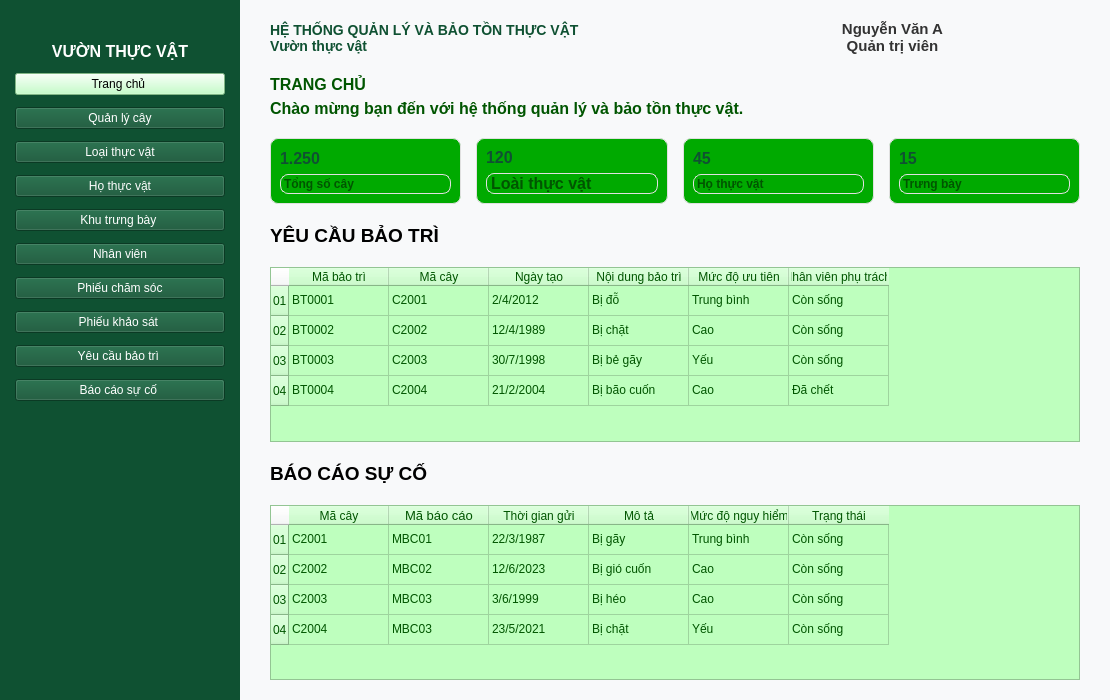
The window that CSDL_doan/chinh(2).ui (chammtnk25411/CSDL_QLCX) describes before a commit, drawn with Qt 5.
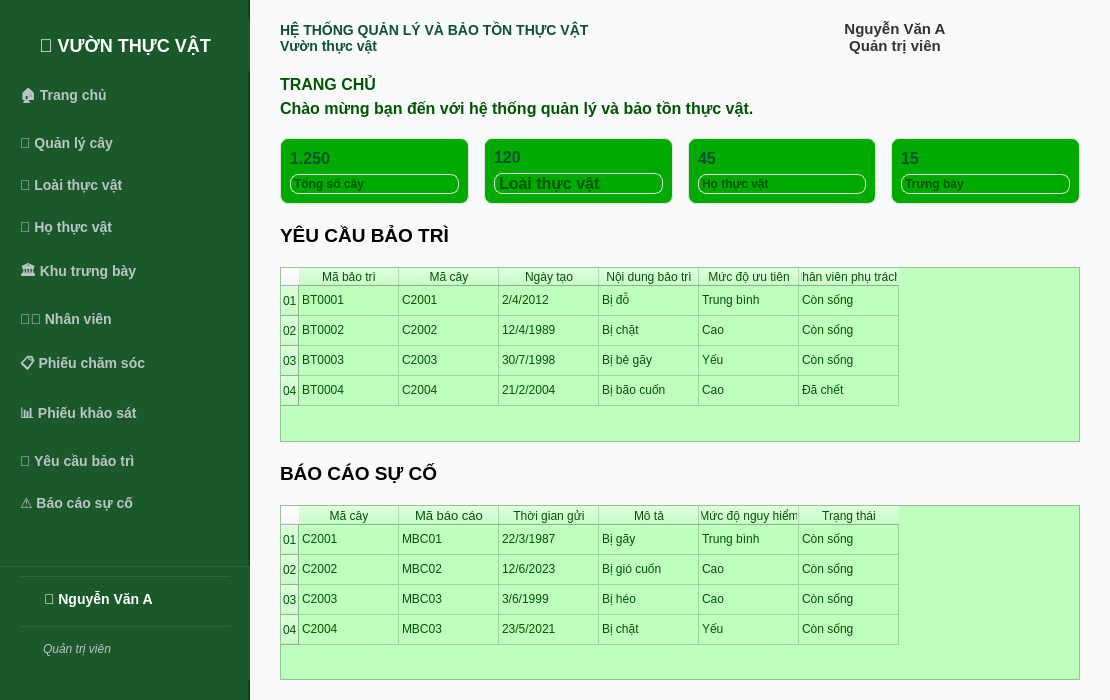
The same window after the commit. Icons and pictures are not drawn.

Diff of the .ui file:
```diff
--- a/CSDL_doan/chinh(2).ui
+++ b/CSDL_doan/chinh(2).ui
@@ -37,63 +37,42 @@
      <widget class="QWidget" name="sidebar" native="true">
       <property name="minimumSize">
        <size>
-        <width>240</width>
+        <width>250</width>
         <height>0</height>
        </size>
       </property>
       <property name="maximumSize">
        <size>
-        <width>240</width>
+        <width>250</width>
         <height>16777215</height>
        </size>
       </property>
       <property name="styleSheet">
-       <string notr="true">background-color: #0F5132; color: white;</string>
+       <string notr="true">QWidget#sidebar { background-color: #1a5a2a; border-right: 2px solid #0a4a1a; }</string>
       </property>
       <layout class="QVBoxLayout" name="sidebarLayout" stretch="0,0,0,0,0,0,0,0,0,0,0,0,1">
        <property name="spacing">
-        <number>12</number>
+        <number>2</number>
        </property>
        <property name="leftMargin">
-        <number>15</number>
+        <number>0</number>
        </property>
        <property name="topMargin">
-        <number>30</number>
+        <number>20</number>
        </property>
        <property name="rightMargin">
-        <number>15</number>
+        <number>0</number>
        </property>
        <property name="bottomMargin">
-        <number>30</number>
+        <number>20</number>
        </property>
-       <item>
-        <widget class="QFrame" name="frame">
-         <property name="frameShape">
-          <enum>QFrame::StyledPanel</enum>
-         </property>
-         <property name="frameShadow">
-          <enum>QFrame::Raised</enum>
-         </property>
-        </widget>
-       </item>
        <item>
         <widget class="QLabel" name="logoLabel">
-         <property name="font">
-          <font>
-           <family>MS Shell Dlg 2</family>
-           <pointsize>12</pointsize>
-           <weight>75</weight>
-           <italic>false</italic>
-           <bold>true</bold>
-          </font>
-         </property>
          <property name="styleSheet">
-          <string notr="true">color: rgb(255, 255, 255);
-font: 12pt &quot;MS Shell Dlg 2&quot;;
-font-weight: bold;</string>
+          <string>font-size: 18px; font-weight: bold; color: #ffffff; padding: 15px 0; background-color: #1a5a2a;</string>
          </property>
          <property name="text">
-          <string>VƯỜN THỰC VẬT</string>
+          <string>🌿 VƯỜN THỰC VẬT</string>
          </property>
          <property name="alignment">
           <set>Qt::AlignCenter</set>
@@ -103,102 +82,130 @@
        <item>
         <widget class="QPushButton" name="pushButton_10">
          <property name="styleSheet">
-          <string notr="true">font: 11pt &quot;MS Shell Dlg 2&quot;;
-color: rgb(0, 0, 0);
-background-color: rgb(181, 255, 186);</string>
+          <string>QPushButton { text-align: left; padding: 12px 20px; background-color: transparent; color: #bdc3c7; border: none; border-radius: 0px; font-size: 14px; font-weight: bold; } QPushButton:hover { background-color: #2a6a3a; color: white; } QPushButton:checked { background-color: #2a6a3a; color: #ffffff; border-left: 4px solid #ffffff; }</string>
          </property>
          <property name="text">
-          <string>Trang chủ </string>
+          <string>🏠 Trang chủ</string>
+         </property>
+         <property name="checkable">
+          <bool>true</bool>
          </property>
         </widget>
        </item>
        <item>
         <widget class="QPushButton" name="pushButton_2">
          <property name="styleSheet">
-          <string notr="true">font: 11pt &quot;MS Shell Dlg 2&quot;;</string>
+          <string>QPushButton { text-align: left; padding: 12px 20px; background-color: transparent; color: #bdc3c7; border: none; border-radius: 0px; font-size: 14px; font-weight: bold; } QPushButton:hover { background-color: #2a6a3a; color: white; } QPushButton:checked { background-color: #2a6a3a; color: #ffffff; border-left: 4px solid #ffffff; }</string>
          </property>
          <property name="text">
-          <string>Quản lý cây</string>
+          <string>🌳 Quản lý cây</string>
+         </property>
+         <property name="checkable">
+          <bool>true</bool>
          </property>
         </widget>
        </item>
        <item>
         <widget class="QPushButton" name="pushButton_3">
          <property name="styleSheet">
-          <string notr="true">font: 11pt &quot;MS Shell Dlg 2&quot;;</string>
+          <string>QPushButton { text-align: left; padding: 12px 20px; background-color: transparent; color: #bdc3c7; border: none; border-radius: 0px; font-size: 14px; font-weight: bold; } QPushButton:hover { background-color: #2a6a3a; color: white; } QPushButton:checked { background-color: #2a6a3a; color: #ffffff; border-left: 4px solid #ffffff; }</string>
          </property>
          <property name="text">
-          <string>Loại thực vật</string>
+          <string>🌿 Loài thực vật</string>
+         </property>
+         <property name="checkable">
+          <bool>true</bool>
          </property>
         </widget>
        </item>
        <item>
         <widget class="QPushButton" name="pushButton_4">
          <property name="styleSheet">
-          <string notr="true">font: 11pt &quot;MS Shell Dlg 2&quot;;</string>
+          <string>QPushButton { text-align: left; padding: 12px 20px; background-color: transparent; color: #bdc3c7; border: none; border-radius: 0px; font-size: 14px; font-weight: bold; } QPushButton:hover { background-color: #2a6a3a; color: white; } QPushButton:checked { background-color: #2a6a3a; color: #ffffff; border-left: 4px solid #ffffff; }</string>
          </property>
          <property name="text">
-          <string>Họ thực vật</string>
+          <string>🌺 Họ thực vật</string>
+         </property>
+         <property name="checkable">
+          <bool>true</bool>
          </property>
         </widget>
        </item>
        <item>
         <widget class="QPushButton" name="pushButton_5">
          <property name="styleSheet">
-          <string notr="true">font: 11pt &quot;MS Shell Dlg 2&quot;;</string>
+          <string>QPushButton { text-align: left; padding: 12px 20px; background-color: transparent; color: #bdc3c7; border: none; border-radius: 0px; font-size: 14px; font-weight: bold; } QPushButton:hover { background-color: #2a6a3a; color: white; } QPushButton:checked { background-color: #2a6a3a; color: #ffffff; border-left: 4px solid #ffffff; }</string>
          </property>
          <property name="text">
-          <string>Khu trưng bày </string>
+          <string>🏛️ Khu trưng bày</string>
+         </property>
+         <property name="checkable">
+          <bool>true</bool>
          </property>
         </widget>
        </item>
        <item>
         <widget class="QPushButton" name="pushButton_6">
          <property name="styleSheet">
-          <string notr="true">font: 11pt &quot;MS Shell Dlg 2&quot;;</string>
+          <string>QPushButton { text-align: left; padding: 12px 20px; background-color: transparent; color: #bdc3c7; border: none; border-radius: 0px; font-size: 14px; font-weight: bold; } QPushButton:hover { background-color: #2a6a3a; color: white; } QPushButton:checked { background-color: #2a6a3a; color: #ffffff; border-left: 4px solid #ffffff; }</string>
          </property>
          <property name="text">
-          <string>Nhân viên</string>
+          <string>👨‍🌾 Nhân viên</string>
+         </property>
+         <property name="checkable">
+          <bool>true</bool>
          </property>
         </widget>
        </item>
        <item>
         <widget class="QPushButton" name="pushButton">
          <property name="styleSheet">
-          <string notr="true">font: 11pt &quot;MS Shell Dlg 2&quot;;</string>
+          <string>QPushButton { text-align: left; padding: 12px 20px; background-color: transparent; color: #bdc3c7; border: none; border-radius: 0px; font-size: 14px; font-weight: bold; } QPushButton:hover { background-color: #2a6a3a; color: white; } QPushButton:checked { background-color: #2a6a3a; color: #ffffff; border-left: 4px solid #ffffff; }</string>
          </property>
          <property name="text">
-          <string>Phiếu chăm sóc</string>
+          <string>📋 Phiếu chăm sóc</string>
+         </property>
+         <property name="checkable">
+          <bool>true</bool>
          </property>
         </widget>
        </item>
        <item>
         <widget class="QPushButton" name="pushButton_7">
          <property name="styleSheet">
-          <string notr="true">font: 11pt &quot;MS Shell Dlg 2&quot;;</string>
+          <string>QPushButton { text-align: left; padding: 12px 20px; background-color: transparent; color: #bdc3c7; border: none; border-radius: 0px; font-size: 14px; font-weight: bold; } QPushButton:hover { background-color: #2a6a3a; color: white; } QPushButton:checked { background-color: #2a6a3a; color: #ffffff; border-left: 4px solid #ffffff; }</string>
          </property>
          <property name="text">
-          <string>Phiếu khảo sát </string>
+          <string>📊 Phiếu khảo sát</string>
+         </property>
+         <property name="checkable">
+          <bool>true</bool>
          </property>
         </widget>
        </item>
        <item>
         <widget class="QPushButton" name="pushButton_8">
          <property name="styleSheet">
-          <string notr="true">font: 11pt &quot;MS Shell Dlg 2&quot;;</string>
+          <string>QPushButton { text-align: left; padding: 12px 20px; background-color: transparent; color: #bdc3c7; border: none; border-radius: 0px; font-size: 14px; font-weight: bold; } QPushButton:hover { background-color: #2a6a3a; color: white; } QPushButton:checked { background-color: #2a6a3a; color: #ffffff; border-left: 4px solid #ffffff; }</string>
          </property>
          <property name="text">
-          <string>Yêu cầu bảo trì </string>
+          <string>🔧 Yêu cầu bảo trì</string>
+         </property>
+         <property name="checkable">
+          <bool>true</bool>
          </property>
         </widget>
        </item>
        <item>
         <widget class="QPushButton" name="pushButton_9">
          <property name="styleSheet">
-          <string notr="true">font: 11pt &quot;MS Shell Dlg 2&quot;;</string>
+          <string>QPushButton { text-align: left; padding: 12px 20px; background-color: transparent; color: #bdc3c7; border: none; border-radius: 0px; font-size: 14px; font-weight: bold; } QPushButton:hover { background-color: #2a6a3a; color: white; } QPushButton:checked { background-color: #2a6a3a; color: #ffffff; border-left: 4px solid #ffffff; }</string>
          </property>
          <property name="text">
-          <string>Báo cáo sự cố </string>
+          <string>⚠️ Báo cáo sự cố</string>
+         </property>
+         <property name="checkable">
+          <bool>true</bool>
          </property>
         </widget>
        </item>
@@ -215,6 +222,50 @@
          </property>
         </spacer>
        </item>
+       <item>
+        <widget class="QWidget" name="userInfoWidget" native="true">
+         <property name="styleSheet">
+          <string>background-color: #1a5a2a; padding: 10px 20px; border-top: 1px solid #2a6a3a;</string>
+         </property>
+         <layout class="QVBoxLayout" name="userInfoLayout_2">
+          <property name="spacing">
+           <number>5</number>
+          </property>
+          <property name="leftMargin">
+           <number>20</number>
+          </property>
+          <property name="topMargin">
+           <number>10</number>
+          </property>
+          <property name="rightMargin">
+           <number>20</number>
+          </property>
+          <property name="bottomMargin">
+           <number>10</number>
+          </property>
+          <item>
+           <widget class="QLabel" name="sidebarUserLabel">
+            <property name="styleSheet">
+             <string>color: #ffffff; font-size: 14px; font-weight: bold;</string>
+            </property>
+            <property name="text">
+             <string>👤 Nguyễn Văn A</string>
+            </property>
+           </widget>
+          </item>
+          <item>
+           <widget class="QLabel" name="sidebarRoleLabel">
+            <property name="styleSheet">
+             <string>color: #bdc3c7; font-size: 12px; font-style: italic;</string>
+            </property>
+            <property name="text">
+             <string>Quản trị viên</string>
+            </property>
+           </widget>
+          </item>
+         </layout>
+        </widget>
+       </item>
       </layout>
      </widget>
     </item>
@@ -296,7 +347,7 @@
 
 border-image: url(:/images/ui/images/frame_right(2).jpg);
 
- color: #333333; 
+ color: #333333;
 font: 11pt &quot;MS Shell Dlg 2&quot;;
 font-weight: bold;
 
```
